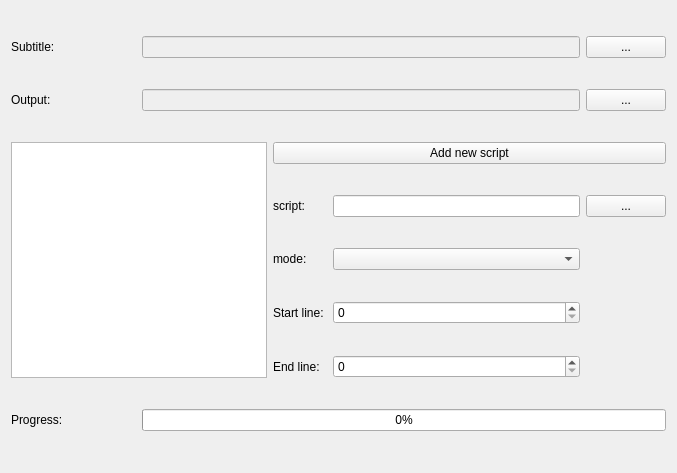
The window that src/SubFX/gui/ui/mainpanel.ui (fdar0536/SubFX) describes before a commit, drawn with Qt 5.
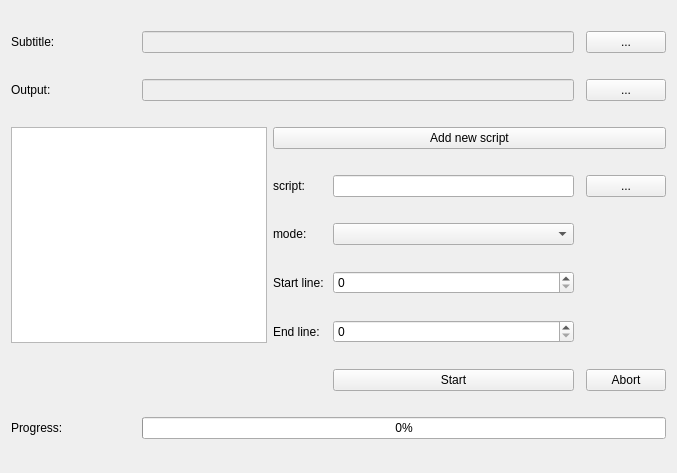
The same window after the commit.

Patch:
```diff
--- a/src/SubFX/gui/ui/mainpanel.ui
+++ b/src/SubFX/gui/ui/mainpanel.ui
@@ -14,76 +14,38 @@
    <string>Form</string>
   </property>
   <layout class="QGridLayout" name="gridLayout">
-   <item row="6" column="2">
-    <widget class="QLabel" name="label_2">
-     <property name="text">
-      <string>script: </string>
-     </property>
-    </widget>
-   </item>
-   <item row="7" column="3">
-    <widget class="QComboBox" name="mode"/>
-   </item>
-   <item row="0" column="4">
-    <widget class="QPushButton" name="browseSubBtn">
-     <property name="text">
-      <string>...</string>
-     </property>
-    </widget>
-   </item>
-   <item row="6" column="4">
-    <widget class="QPushButton" name="browseScriptBtn">
-     <property name="text">
-      <string>...</string>
-     </property>
-    </widget>
-   </item>
    <item row="5" column="0" rowspan="5" colspan="2">
     <widget class="QListWidget" name="scriptList"/>
    </item>
-   <item row="3" column="1" colspan="3">
-    <widget class="QLineEdit" name="outputPath">
-     <property name="enabled">
-      <bool>false</bool>
-     </property>
-    </widget>
-   </item>
    <item row="8" column="3">
     <widget class="QSpinBox" name="startLine"/>
    </item>
-   <item row="7" column="2">
-    <widget class="QLabel" name="label_4">
-     <property name="text">
-      <string>mode: </string>
+   <item row="0" column="1" colspan="3">
+    <widget class="QLineEdit" name="subPath">
+     <property name="enabled">
+      <bool>false</bool>
      </property>
     </widget>
    </item>
-   <item row="8" column="2">
-    <widget class="QLabel" name="label_5">
+   <item row="15" column="1" colspan="5">
+    <widget class="QProgressBar" name="progressBar">
+     <property name="value">
+      <number>0</number>
+     </property>
+    </widget>
+   </item>
+   <item row="0" column="5">
+    <widget class="QPushButton" name="browseSubBtn">
      <property name="text">
-      <string>Start line: </string>
+      <string>...</string>
      </property>
     </widget>
    </item>
    <item row="6" column="3">
     <widget class="QLineEdit" name="scriptPath"/>
    </item>
-   <item row="11" column="0">
-    <widget class="QLabel" name="label_7">
-     <property name="text">
-      <string>Progress: </string>
-     </property>
-    </widget>
-   </item>
-   <item row="5" column="2" colspan="3">
-    <widget class="QPushButton" name="addNewScriptBtn">
-     <property name="text">
-      <string>Add new script</string>
-     </property>
-    </widget>
-   </item>
-   <item row="3" column="4">
-    <widget class="QPushButton" name="browseOutputBtn">
+   <item row="6" column="5">
+    <widget class="QPushButton" name="browseScriptBtn">
      <property name="text">
       <string>...</string>
      </property>
@@ -99,20 +61,23 @@
    <item row="9" column="3">
     <widget class="QSpinBox" name="endLine"/>
    </item>
-   <item row="0" column="1" colspan="3">
-    <widget class="QLineEdit" name="subPath">
-     <property name="enabled">
-      <bool>false</bool>
+   <item row="5" column="2" colspan="4">
+    <widget class="QPushButton" name="addNewScriptBtn">
+     <property name="text">
+      <string>Add new script</string>
      </property>
     </widget>
    </item>
-   <item row="3" column="0">
-    <widget class="QLabel" name="label_3">
+   <item row="8" column="2">
+    <widget class="QLabel" name="label_5">
      <property name="text">
-      <string>Output: </string>
+      <string>Start line: </string>
      </property>
     </widget>
    </item>
+   <item row="7" column="3">
+    <widget class="QComboBox" name="mode"/>
+   </item>
    <item row="0" column="0">
     <widget class="QLabel" name="label">
      <property name="text">
@@ -120,10 +85,59 @@
      </property>
     </widget>
    </item>
-   <item row="11" column="1" colspan="4">
-    <widget class="QProgressBar" name="progressBar">
-     <property name="value">
-      <number>0</number>
+   <item row="3" column="0">
+    <widget class="QLabel" name="label_3">
+     <property name="text">
+      <string>Output: </string>
+     </property>
+    </widget>
+   </item>
+   <item row="12" column="5">
+    <widget class="QPushButton" name="abortBtn">
+     <property name="text">
+      <string>Abort</string>
+     </property>
+    </widget>
+   </item>
+   <item row="7" column="2">
+    <widget class="QLabel" name="label_4">
+     <property name="text">
+      <string>mode: </string>
+     </property>
+    </widget>
+   </item>
+   <item row="15" column="0">
+    <widget class="QLabel" name="label_7">
+     <property name="text">
+      <string>Progress: </string>
+     </property>
+    </widget>
+   </item>
+   <item row="6" column="2">
+    <widget class="QLabel" name="label_2">
+     <property name="text">
+      <string>script: </string>
+     </property>
+    </widget>
+   </item>
+   <item row="3" column="5">
+    <widget class="QPushButton" name="browseOutputBtn">
+     <property name="text">
+      <string>...</string>
+     </property>
+    </widget>
+   </item>
+   <item row="3" column="1" colspan="3">
+    <widget class="QLineEdit" name="outputPath">
+     <property name="enabled">
+      <bool>false</bool>
+     </property>
+    </widget>
+   </item>
+   <item row="12" column="3">
+    <widget class="QPushButton" name="startBtn">
+     <property name="text">
+      <string>Start</string>
      </property>
     </widget>
    </item>
```
